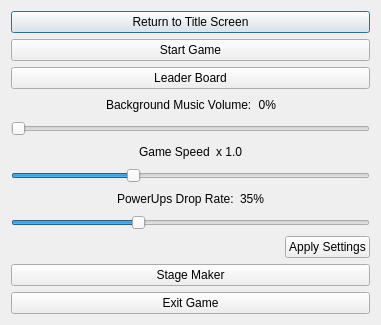
This is gamemenu.ui in soraxas/SpaceInvader as Qt 5 draws it before an edit. The edited form follows.
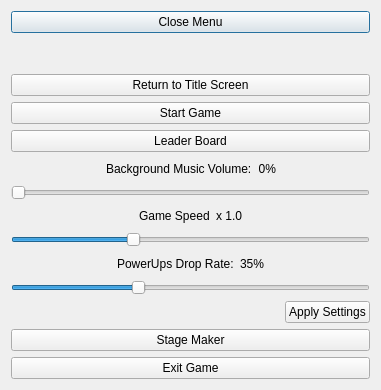
This is the edited form.

Commit message: added close menu button

Diff of the .ui file:
```diff
--- a/gamemenu.ui
+++ b/gamemenu.ui
@@ -7,7 +7,7 @@
     <x>0</x>
     <y>0</y>
     <width>381</width>
-    <height>324</height>
+    <height>390</height>
    </rect>
   </property>
   <property name="mouseTracking">
@@ -22,6 +22,29 @@
   <layout class="QGridLayout" name="gridLayout">
    <item row="2" column="0">
     <layout class="QVBoxLayout" name="verticalLayout_2">
+     <item>
+      <widget class="QPushButton" name="resumeBtn">
+       <property name="text">
+        <string>Close Menu</string>
+       </property>
+      </widget>
+     </item>
+     <item>
+      <spacer name="verticalSpacer">
+       <property name="orientation">
+        <enum>Qt::Vertical</enum>
+       </property>
+       <property name="sizeType">
+        <enum>QSizePolicy::Minimum</enum>
+       </property>
+       <property name="sizeHint" stdset="0">
+        <size>
+         <width>20</width>
+         <height>35</height>
+        </size>
+       </property>
+      </spacer>
+     </item>
      <item>
       <widget class="QPushButton" name="returnToTitleBtn">
        <property name="text">
```
Left out of the diff: 2 changed lines with no effect on the pictures. The commit also changes 2 other files.
